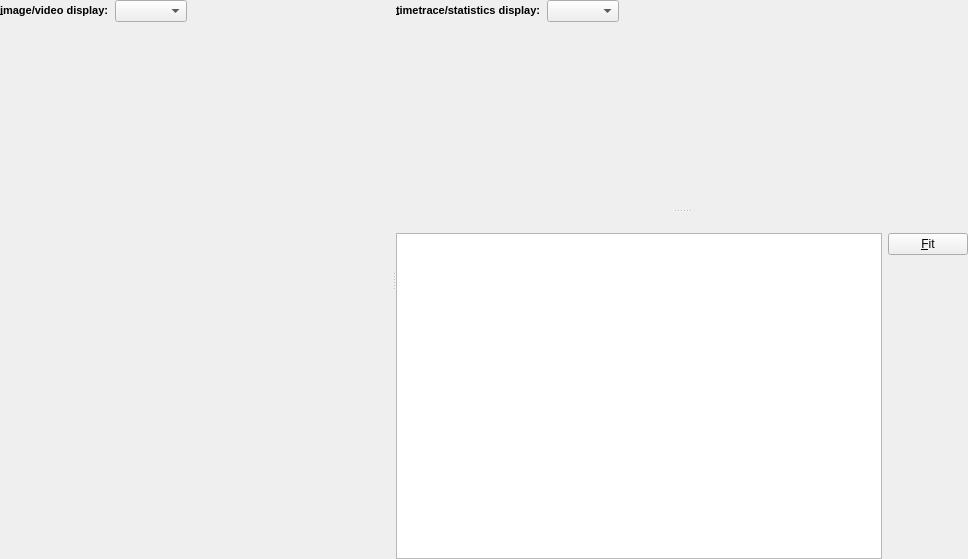
Above: plugins/imagingfcs/qfrdrimagingfcscountratedisplay.ui from jkriege2/QuickFit3 before the change. Below: the same form after it.
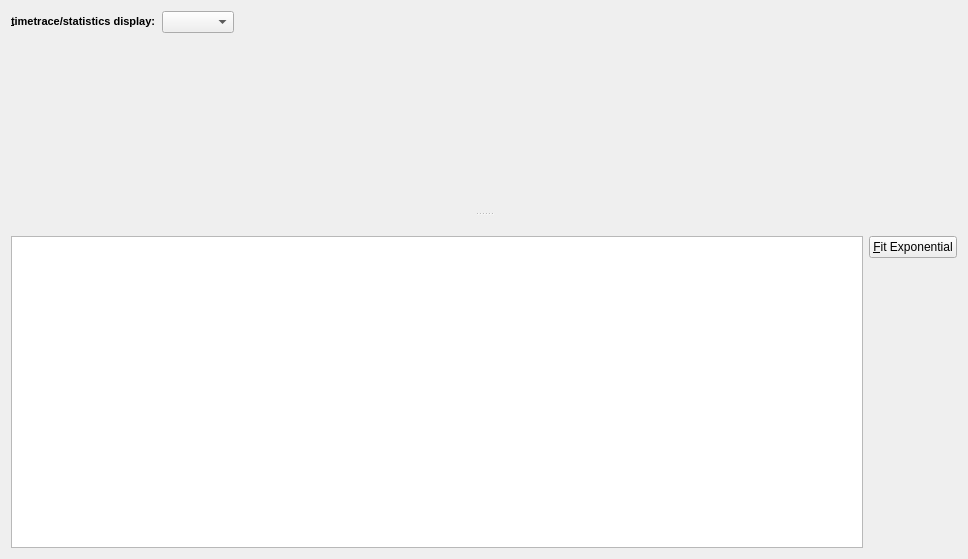
That is the form after the change. Custom widgets are drawn as their Qt base class.

```diff
--- a/plugins/imagingfcs/qfrdrimagingfcscountratedisplay.ui
+++ b/plugins/imagingfcs/qfrdrimagingfcscountratedisplay.ui
@@ -17,80 +17,7 @@
    <string/>
   </property>
   <layout class="QVBoxLayout" name="verticalLayout_3">
-   <property name="spacing">
-    <number>0</number>
-   </property>
-   <property name="margin">
-    <number>0</number>
-   </property>
    <item>
-    <widget class="QVisibleHandleSplitter" name="splitterH">
-     <property name="orientation">
-      <enum>Qt::Horizontal</enum>
-     </property>
-     <widget class="QWidget" name="layoutWidget">
-      <layout class="QVBoxLayout" name="verticalLayout5" stretch="0,1,0">
-       <item>
-        <layout class="QHBoxLayout" name="horizontalLayout">
-         <item>
-          <widget class="QLabel" name="label">
-           <property name="text">
-            <string>&lt;!DOCTYPE HTML PUBLIC &quot;-//W3C//DTD HTML 4.0//EN&quot; &quot;http://www.w3.org/TR/REC-html40/strict.dtd&quot;&gt;
-&lt;html&gt;&lt;head&gt;&lt;meta name=&quot;qrichtext&quot; content=&quot;1&quot; /&gt;&lt;style type=&quot;text/css&quot;&gt;
-p, li { white-space: pre-wrap; }
-&lt;/style&gt;&lt;/head&gt;&lt;body style=&quot; font-family:'MS Shell Dlg 2'; font-size:8.25pt; font-weight:400; font-style:normal;&quot;&gt;
-&lt;p style=&quot; margin-top:0px; margin-bottom:0px; margin-left:0px; margin-right:0px; -qt-block-indent:0; text-indent:0px;&quot;&gt;&lt;span style=&quot; font-weight:600;&quot;&gt;&amp;amp;image/video display:&lt;/span&gt;&lt;/p&gt;&lt;/body&gt;&lt;/html&gt;</string>
-           </property>
-           <property name="buddy">
-            <cstring>cmbImage</cstring>
-           </property>
-          </widget>
-         </item>
-         <item>
-          <widget class="QComboBox" name="cmbImage">
-           <property name="toolTip">
-            <string>select the image you want to display below</string>
-           </property>
-           <property name="sizeAdjustPolicy">
-            <enum>QComboBox::AdjustToContents</enum>
-           </property>
-          </widget>
-         </item>
-         <item>
-          <spacer name="horizontalSpacer">
-           <property name="orientation">
-            <enum>Qt::Horizontal</enum>
-           </property>
-           <property name="sizeHint" stdset="0">
-            <size>
-             <width>40</width>
-             <height>20</height>
-            </size>
-           </property>
-          </spacer>
-         </item>
-        </layout>
-       </item>
-       <item>
-        <widget class="JKQtPlotter" name="pltImage" native="true">
-         <property name="minimumSize">
-          <size>
-           <width>100</width>
-           <height>100</height>
-          </size>
-         </property>
-        </widget>
-       </item>
-       <item>
-        <widget class="QFPLayerControls" name="player" native="true">
-         <property name="enabled">
-          <bool>false</bool>
-         </property>
-         <layout class="QGridLayout" name="gridLayout_2"/>
-        </widget>
-       </item>
-      </layout>
-     </widget>
      <widget class="QVisibleHandleSplitter" name="splitter">
       <property name="orientation">
        <enum>Qt::Vertical</enum>
@@ -154,16 +81,26 @@
        <property name="enabled">
         <bool>true</bool>
        </property>
-       <layout class="QGridLayout" name="gridLayout_4" rowstretch="0,1,1">
+      <layout class="QGridLayout" name="gridLayout_4" rowstretch="0,0">
         <property name="margin">
          <number>0</number>
         </property>
-        <item row="1" column="1" rowspan="2">
+       <item row="0" column="0" colspan="2">
+        <widget class="QLabel" name="labIntensityInfo">
+         <property name="text">
+          <string/>
+         </property>
+        </widget>
+       </item>
+       <item row="1" column="0">
+        <widget class="QPlainTextEdit" name="edtData"/>
+       </item>
+       <item row="1" column="1">
          <layout class="QVBoxLayout" name="verticalLayout">
           <item>
            <widget class="QPushButton" name="btnFit">
             <property name="text">
-             <string>&amp;Fit</string>
+            <string>&amp;Fit Exponential</string>
             </property>
            </widget>
           </item>
@@ -182,18 +119,7 @@
           </item>
          </layout>
         </item>
-        <item row="1" column="0" rowspan="2">
-         <widget class="QTableView" name="tableView"/>
-        </item>
-        <item row="0" column="0" colspan="2">
-         <widget class="QLabel" name="labIntensityInfo">
-          <property name="text">
-           <string/>
-          </property>
-         </widget>
-        </item>
-       </layout>
-      </widget>
+      </layout>
      </widget>
     </widget>
    </item>
@@ -212,12 +138,6 @@
    <header>qvisiblehandlesplitter.h</header>
    <container>1</container>
   </customwidget>
-  <customwidget>
-   <class>QFPLayerControls</class>
-   <extends>QWidget</extends>
-   <header>qfplayercontrols.h</header>
-   <container>1</container>
-  </customwidget>
  </customwidgets>
  <tabstops>
   <tabstop>cmbImage</tabstop>
```
Left out of the diff: 30 changed lines with no effect on the pictures. Lines whose indentation alone changed are shown as unchanged.
